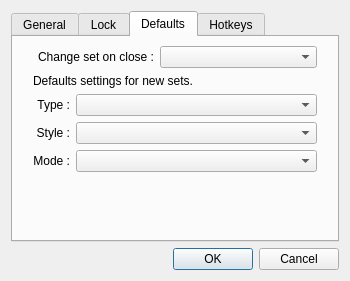
This is src/gui/configdialog.ui in mistic100/UMWP-Autochanger as Qt 5 draws it before an edit. The edited form follows.
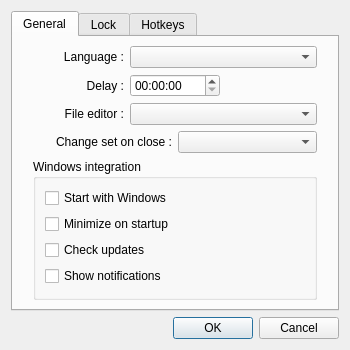
This is the edited form. The open tabs and pages were chosen to show the change. Icons and pictures are not drawn. Custom widgets are drawn as their Qt base class.

Commit message: Remove "Default" options

The edit to the form file:
```diff
--- a/src/gui/configdialog.ui
+++ b/src/gui/configdialog.ui
@@ -7,7 +7,7 @@
     <x>0</x>
     <y>0</y>
     <width>350</width>
-    <height>258</height>
+    <height>317</height>
    </rect>
   </property>
   <property name="windowTitle">
@@ -37,6 +37,16 @@
        <property name="rightMargin">
         <number>20</number>
        </property>
+       <item row="2" column="0">
+        <widget class="QLabel" name="label_11">
+         <property name="text">
+          <string>File editor :</string>
+         </property>
+         <property name="alignment">
+          <set>Qt::AlignRight|Qt::AlignTrailing|Qt::AlignVCenter</set>
+         </property>
+        </widget>
+       </item>
        <item row="1" column="0">
         <widget class="QLabel" name="label">
          <property name="text">
@@ -67,11 +77,32 @@
        <item row="0" column="1" colspan="2">
         <widget class="QComboBoxExt" name="optionLang"/>
        </item>
+       <item row="2" column="1" colspan="2">
+        <widget class="QComboBoxExt" name="optionOpenProgram"/>
+       </item>
        <item row="3" column="0" colspan="3">
-        <layout class="QVBoxLayout" name="verticalLayout">
-         <property name="leftMargin">
-          <number>20</number>
-         </property>
+        <layout class="QHBoxLayout" name="horizontalLayout_2">
+         <item>
+          <widget class="QLabel" name="label_15">
+           <property name="text">
+            <string>Change set on close :</string>
+           </property>
+           <property name="alignment">
+            <set>Qt::AlignRight|Qt::AlignTrailing|Qt::AlignVCenter</set>
+           </property>
+          </widget>
+         </item>
+         <item>
+          <widget class="QComboBoxExt" name="optionDefaultSet"/>
+         </item>
+        </layout>
+       </item>
+       <item row="6" column="0" colspan="3">
+        <widget class="QGroupBox" name="groupBox">
+         <property name="title">
+          <string>Windows integration</string>
+         </property>
+         <layout class="QVBoxLayout" name="verticalLayout_2">
          <item>
           <widget class="QCheckBox" name="optionAutostart">
            <property name="text">
@@ -101,20 +132,8 @@
           </widget>
          </item>
         </layout>
-       </item>
-       <item row="2" column="0">
-        <widget class="QLabel" name="label_11">
-         <property name="text">
-          <string>File editor :</string>
-         </property>
-         <property name="alignment">
-          <set>Qt::AlignRight|Qt::AlignTrailing|Qt::AlignVCenter</set>
-         </property>
         </widget>
        </item>
-       <item row="2" column="1" colspan="2">
-        <widget class="QComboBoxExt" name="optionOpenProgram"/>
-       </item>
       </layout>
      </widget>
      <widget class="QWidget" name="lock">
@@ -253,98 +272,6 @@
        </item>
       </layout>
      </widget>
-     <widget class="QWidget" name="defaults">
-      <attribute name="title">
-       <string>Defaults</string>
-      </attribute>
-      <layout class="QGridLayout" name="gridLayout_3" columnstretch="0,1,2">
-       <property name="leftMargin">
-        <number>20</number>
-       </property>
-       <property name="rightMargin">
-        <number>20</number>
-       </property>
-       <item row="2" column="1" colspan="2">
-        <widget class="QComboBoxExt" name="optionType"/>
-       </item>
-       <item row="1" column="0" colspan="3">
-        <widget class="QLabel" name="label_9">
-         <property name="text">
-          <string>Defaults settings for new sets.</string>
-         </property>
-        </widget>
-       </item>
-       <item row="0" column="0" colspan="2">
-        <widget class="QLabel" name="label_15">
-         <property name="text">
-          <string>Change set on close :</string>
-         </property>
-         <property name="alignment">
-          <set>Qt::AlignRight|Qt::AlignTrailing|Qt::AlignVCenter</set>
-         </property>
-        </widget>
-       </item>
-       <item row="0" column="2">
-        <widget class="QComboBoxExt" name="optionDefaultSet"/>
-       </item>
-       <item row="3" column="1" colspan="2">
-        <widget class="QComboBoxExt" name="optionStyle">
-         <property name="iconSize">
-          <size>
-           <width>20</width>
-           <height>16</height>
-          </size>
-         </property>
-        </widget>
-       </item>
-       <item row="4" column="1" colspan="2">
-        <widget class="QComboBoxExt" name="optionMode"/>
-       </item>
-       <item row="2" column="0">
-        <widget class="QLabel" name="label_7">
-         <property name="text">
-          <string>Type :</string>
-         </property>
-         <property name="alignment">
-          <set>Qt::AlignRight|Qt::AlignTrailing|Qt::AlignVCenter</set>
-         </property>
-        </widget>
-       </item>
-       <item row="3" column="0">
-        <widget class="QLabel" name="label_8">
-         <property name="text">
-          <string>Style :</string>
-         </property>
-         <property name="alignment">
-          <set>Qt::AlignRight|Qt::AlignTrailing|Qt::AlignVCenter</set>
-         </property>
-        </widget>
-       </item>
-       <item row="4" column="0">
-        <widget class="QLabel" name="label_6">
-         <property name="text">
-          <string>Mode :</string>
-         </property>
-         <property name="alignment">
-          <set>Qt::AlignRight|Qt::AlignTrailing|Qt::AlignVCenter</set>
-         </property>
-        </widget>
-       </item>
-       <item row="5" column="1">
-        <spacer name="verticalSpacer_2">
-         <property name="orientation">
-          <enum>Qt::Vertical</enum>
-         </property>
-         <property name="sizeHint" stdset="0">
-          <size>
-           <width>20</width>
-           <height>40</height>
-          </size>
-         </property>
-        </spacer>
-       </item>
-      </layout>
-     </widget>
      <widget class="QWidget" name="hotkeys">
       <attribute name="title">
        <string>Hotkeys</string>
```
Lines whose indentation alone changed are shown as unchanged. The commit also changes 9 other files.
